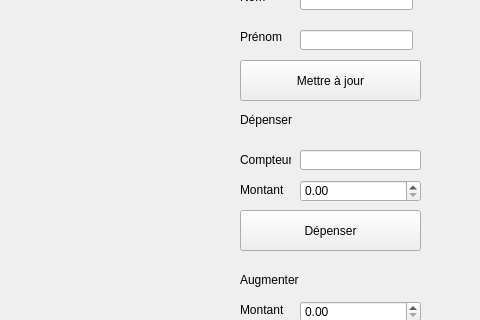
Above: mafenetre.ui from yacinecheikh/Wirelessed before the change; both pictures show x 320 to 800 and y 110 to 430 of the 800 by 600 pixel window. Below: the same form after it.
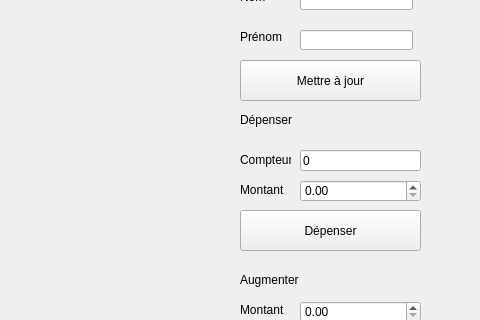
That is the form after the change.

Commit message: refactor raise/spend buttons to use Increment/Decrement functions

Diff of the .ui file:
```diff
--- a/mafenetre.ui
+++ b/mafenetre.ui
@@ -123,9 +123,12 @@
      <x>620</x>
      <y>260</y>
      <width>121</width>
-     <height>20</height>
+     <height>21</height>
     </rect>
    </property>
+   <property name="text">
+    <string>0</string>
+   </property>
   </widget>
   <widget class="QLineEdit" name="firstname_edit">
    <property name="geometry">
```
Left out of the diff: 8 changed lines with no effect on the pictures. The commit also changes 2 other files.
